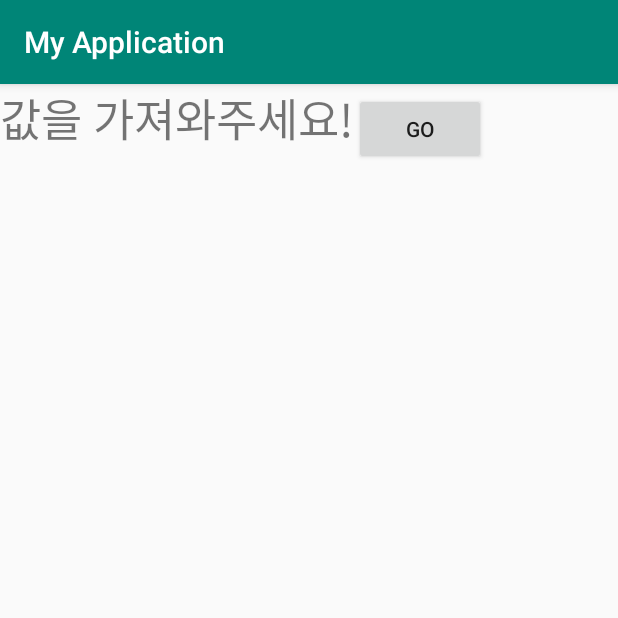
After one commit to friendshipkim97/Android-Practice, an Android app: the StartActivityForResultExam screen opened directly, with no data from a screen before it, on a phone screen of 412 x 824 dp, the top half of it. The commit adds this screen. Run offline under Robolectric (Android 15) with nearby library versions, the phone set to English and light mode, and no system bars.

Commit message:
Update StartActivityForResult

```diff
--- a/app/src/main/AndroidManifest.xml
+++ b/app/src/main/AndroidManifest.xml
@@ -15,7 +15,9 @@
         android:roundIcon="@mipmap/ic_launcher_round"
         android:supportsRtl="true"
         android:theme="@style/AppTheme">
-        <activity android:name=".BottomNaviExam"></activity>
+        <activity android:name=".SubActivityForResultExam"></activity>
+        <activity android:name=".StartActivityForResultExam" />
+        <activity android:name=".BottomNaviExam" />
         <activity android:name=".GoogleMapExam" />
         <activity android:name=".MusicPlayerExam" />
         <activity android:name=".SpinnerExam" />
--- a/app/src/main/java/com/cookandroid/myapplication/BottomNaviExam.java
+++ b/app/src/main/java/com/cookandroid/myapplication/BottomNaviExam.java
@@ -20,7 +20,6 @@ public class BottomNaviExam extends AppCompatActivity {
     private Frag3 frag3;
     private Frag4 frag4;
     private Frag5 frag5;
-
 
     @Override
     protected void onCreate(Bundle savedInstanceState) {
--- /dev/null
+++ b/app/src/main/java/com/cookandroid/myapplication/StartActivityForResultExam.java
@@ -0,0 +1,52 @@
+package com.cookandroid.myapplication;
+
+import androidx.annotation.Nullable;
+import androidx.appcompat.app.AppCompatActivity;
+
+import android.content.Intent;
+import android.os.Bundle;
+import android.view.View;
+import android.widget.Button;
+import android.widget.TextView;
+import android.widget.Toast;
+
+public class StartActivityForResultExam extends AppCompatActivity {
+
+    private TextView tv_comeback;
+    private Button btn_go;
+
+    private static final int REQUEST_CODE = 777; // 상수 값을 선언 + 상수(항상 같은 수 + 변하지 않을 수 )
+
+    @Override
+    protected void onCreate(Bundle savedInstanceState) {  // 이 화면에 진입했을때 가장먼저 실행되는 메서드
+        super.onCreate(savedInstanceState);
+        setContentView(R.layout.activity_start_for_result_exam);
+
+        tv_comeback = findViewById(R.id.tv_comeback);
+        btn_go = findViewById(R.id.btn_go);
+
+        btn_go.setOnClickListener(new View.OnClickListener() {
+            @Override
+            public void onClick(View view) {
+                Intent intent = new Intent(getApplicationContext(), SubActivityForResultExam.class);
+                startActivityForResult(intent, REQUEST_CODE);
+            }
+        });
+    }
+
+    @Override
+    protected void onActivityResult(int requestCode, int resultCode, Intent data) { // 이쪽에서 값을 받는다.
+        super.onActivityResult(requestCode, resultCode, data);
+
+        if(resultCode == RESULT_OK){
+            Toast.makeText(getApplicationContext(), "수신 성공", Toast.LENGTH_SHORT).show();
+        } else {
+            Toast.makeText(getApplicationContext(), "수신 실패", Toast.LENGTH_SHORT).show();
+        }
+
+        if(requestCode == REQUEST_CODE){
+            String resultTxt = data.getStringExtra("comeback"); // SubActivityForReusultExam클래스에서 적은 name과 맞춰준다.
+            tv_comeback.setText(resultTxt);
+        }
+    }
+}
--- a/app/src/main/res/layout/activity_main.xml
+++ b/app/src/main/res/layout/activity_main.xml
@@ -135,6 +135,12 @@
             android:layout_height="wrap_content"
             android:text="bottomNavi이동">
         </Button>
+        <Button
+            android:id="@+id/forResult_move"
+            android:layout_width="wrap_content"
+            android:layout_height="wrap_content"
+            android:text="forResult이동">
+        </Button>
 
 </LinearLayout>
     <ListView
--- /dev/null
+++ b/app/src/main/res/layout/activity_start_for_result_exam.xml
@@ -0,0 +1,22 @@
+<?xml version="1.0" encoding="utf-8"?>
+<LinearLayout xmlns:android="http://schemas.android.com/apk/res/android"
+    xmlns:app="http://schemas.android.com/apk/res-auto"
+    xmlns:tools="http://schemas.android.com/tools"
+    android:layout_width="match_parent"
+    android:layout_height="match_parent"
+    tools:context=".StartActivityForResultExam">
+
+    <TextView
+        android:id="@+id/tv_comeback"
+        android:layout_width="wrap_content"
+        android:layout_height="wrap_content"
+        android:textSize="30sp"
+        android:text="값을 가져와주세요!"/>
+
+    <Button
+        android:id="@+id/btn_go"
+        android:layout_width="wrap_content"
+        android:layout_height="wrap_content"
+        android:text="GO"/>
+
+</LinearLayout>
```
Also changed, not shown: app/src/main/java/com/cookandroid/myapplication/MainActivity.java (+9 -1 lines), app/src/main/java/com/cookandroid/myapplication/SubActivityForResultExam.java (added, +34 -0 lines), app/src/main/res/layout/activity_sub_for_result_exam.xml (added, +21 -0 lines).
